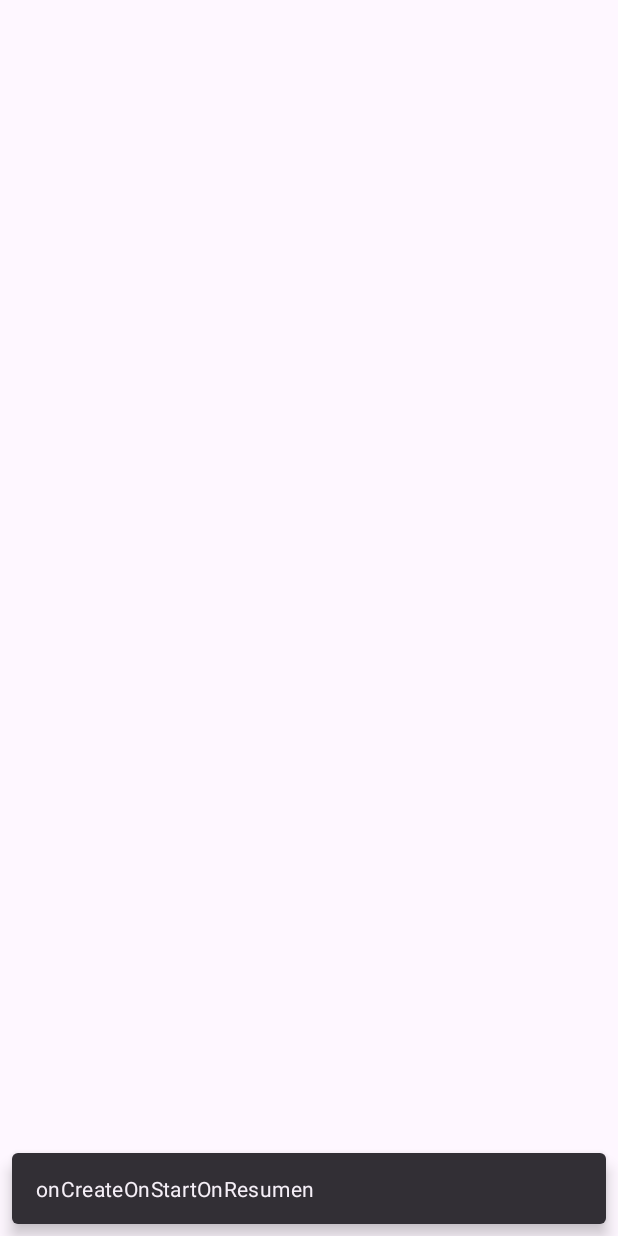
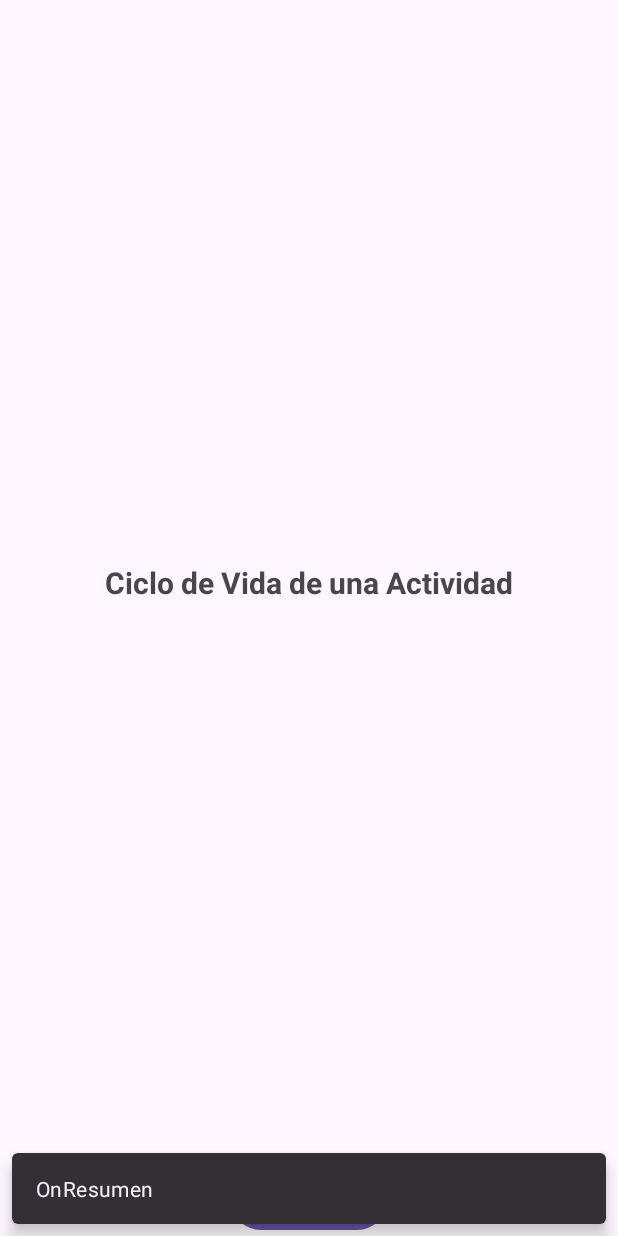
Before and after one commit to MOV-2024-B-CC-GR1/mov-gr1-calahorrano-cualchi-david-alejandro, an Android app: the ACicloVida screen opened directly, with no data from a screen before it, on a phone screen of 412 x 824 dp. Run offline under Robolectric (Android 15) with nearby library versions, the phone set to English and light mode, and no system bars.

Commit message:
Add log functionality and buttons to ACicloVida. Update layouts and modify buttons.

```diff
--- a/Android-01/app/src/main/java/com/example/ccgr12024b_dacc/ACicloVida.kt
+++ b/Android-01/app/src/main/java/com/example/ccgr12024b_dacc/ACicloVida.kt
@@ -3,6 +3,8 @@ package com.example.ccgr12024b_dacc
 import android.os.Bundle
 import android.os.PersistableBundle
 import android.provider.CalendarContract.Instances
+import android.util.Log
+import android.widget.Button
 import androidx.activity.enableEdgeToEdge
 import androidx.appcompat.app.AppCompatActivity
 import androidx.core.view.ViewCompat
@@ -19,31 +21,42 @@ class ACicloVida : AppCompatActivity() {
             v.setPadding(systemBars.left, systemBars.top, systemBars.right, systemBars.bottom)
             insets
         }
+        Log.d("CICLO_VIDA", "onCreate ejecutado")
         mostrarSnackbar("onCreate");
+
+        val botonRegresar = findViewById<Button>(R.id.btn_regresar)
+        botonRegresar.setOnClickListener {
+            finish() // Cierra esta actividad y regresa a la anterior
+        }
     }
 
     override fun onStart() {
         super.onStart()
+        Log.d("CICLO_VIDA", "onStart ejecutado")
         mostrarSnackbar("OnStart");
     }
 
     override fun onResume() {
         super.onResume()
+        Log.d("CICLO_VIDA", "onResume ejecutado")
         mostrarSnackbar("OnResumen")
     }
 
     override fun onRestart() {
         super.onRestart()
+        Log.d("CICLO_VIDA", "onRestart ejecutado")
         mostrarSnackbar("OnRestart")
     }
 
     override fun onPause() {
         super.onPause()
+        Log.d("CICLO_VIDA", "onPause ejecutado")
         mostrarSnackbar("OnPause")
     }
 
     override fun onStop() {
         super.onStop()
+        Log.d("CICLO_VIDA", "onStop ejecutado")
         mostrarSnackbar("OnStop")
     }
 
@@ -70,8 +83,7 @@ class ACicloVida : AppCompatActivity() {
     // Thursday, 28th November, 2024. Topic: Introducción a la creación de Interfaces Básicas en Android Studio
     var textoGlobal = "";
     fun mostrarSnackbar(text: String) {
-        textoGlobal += text;
-        val snack = Snackbar.make(findViewById(R.id.cl_ciclo_vida), textoGlobal, Snackbar.LENGTH_INDEFINITE);
-        snack.show();
+        val snack = Snackbar.make(findViewById(R.id.cl_ciclo_vida), text, Snackbar.LENGTH_SHORT)
+        snack.show()
     }
 }
--- a/Android-01/app/src/main/res/layout/activity_aciclo_vida.xml
+++ b/Android-01/app/src/main/res/layout/activity_aciclo_vida.xml
@@ -7,4 +7,24 @@
     android:layout_height="match_parent"
     tools:context=".ACicloVida">
 
+    <TextView
+        android:id="@+id/tv_ciclo_vida"
+        android:layout_width="wrap_content"
+        android:layout_height="wrap_content"
+        android:text="Ciclo de Vida de una Actividad"
+        android:textSize="20sp"
+        android:textStyle="bold"
+        app:layout_constraintTop_toTopOf="parent"
+        app:layout_constraintStart_toStartOf="parent"
+        app:layout_constraintEnd_toEndOf="parent"
+        app:layout_constraintBottom_toTopOf="@id/btn_regresar" />
+
+    <Button
+        android:id="@+id/btn_regresar"
+        android:layout_width="wrap_content"
+        android:layout_height="wrap_content"
+        android:text="Regresar"
+        app:layout_constraintBottom_toBottomOf="parent"
+        app:layout_constraintStart_toStartOf="parent"
+        app:layout_constraintEnd_toEndOf="parent"/>
 </androidx.constraintlayout.widget.ConstraintLayout>
```
Also changed, not shown: Android-01/app/src/main/res/layout/activity_blist_view.xml (+9 -9 lines).
